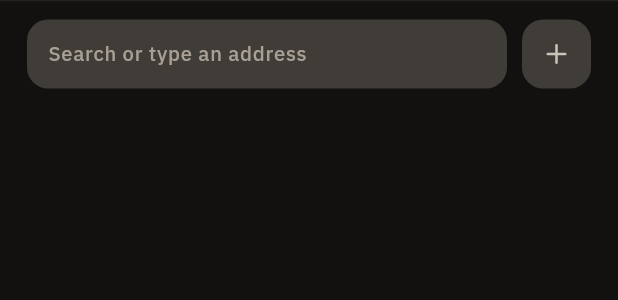
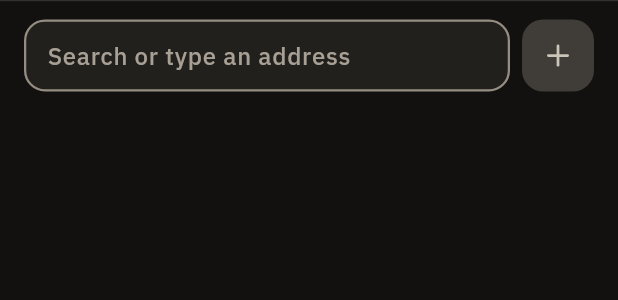
Before and after one commit to narkytypey/flutter-app, a Flutter app: the DashboardFooter widget shown alone on an empty page, opened directly with empty values, on a phone screen of 412 x 824 dp. Shown: the top 300 px of the screen. Run offline on Flutter 3.47's test engine with Material 3 defaults, Android fonts, the phone set to English and light mode, and no system bars; our stand-ins replace flutter_riverpod, sqflite_sqlcipher; accounts and stored records are empty; project files that could hold a hidden picture were left out.

Commit message:
feat(restyle-v2): dashboard shell, chips and tabs (Plan 21 Task 1)
Co-Authored-By: Claude Opus 5.5 <noreply@anthropic.com>
Claude-Session: https://claude.ai/code/session_01QyqEG8RQbm9YYwPZyH8KTn

```diff
--- a/lib/ui/features/dashboard/views/dashboard_footer.dart
+++ b/lib/ui/features/dashboard/views/dashboard_footer.dart
@@ -7,8 +7,9 @@ import '../../../core/widgets/hairline.dart';
 import '../../../core/widgets/icon_tap.dart';
 
 /// Dashboard spec §5: the Sites tab's footer, within thumb reach. A search
-/// field with the container address bar's own placeholder, then a 46px `+`
-/// that opens the add-site form.
+/// field with the container address bar's own placeholder, then a 48px `+`
+/// that opens the add-site form. Restyle v2 §8 `1b`: the field is 48 dp on
+/// the group tone with a 1.5 dp edge border.
 ///
 /// [emphasise] turns the `+` jade: on an empty workspace it is the one
 /// affirmative action left (spec `5b`, §4.4). The field is never jade.
@@ -37,21 +38,22 @@ class DashboardFooter extends StatelessWidget {
     return Column(
       mainAxisSize: MainAxisSize.min,
       children: [
-        const Hairline(),
+        const Hairline(color: C.line),
         ColoredBox(
-          color: C.footer,
+          color: C.bg,
           child: Padding(
-            padding: const EdgeInsets.fromLTRB(18, 12, 18, 16),
+            padding: const EdgeInsets.fromLTRB(16, 12, 16, 16),
             child: Row(
               children: [
                 Expanded(
                   child: Container(
-                    height: 46,
-                    padding: const EdgeInsets.symmetric(horizontal: 14),
+                    constraints: const BoxConstraints(minHeight: 48),
+                    padding: const EdgeInsets.symmetric(horizontal: 14, vertical: 8),
                     alignment: Alignment.centerLeft,
                     decoration: BoxDecoration(
-                      color: C.button,
-                      borderRadius: BorderRadius.circular(14),
+                      color: C.surface,
+                      borderRadius: BorderRadius.circular(R.input),
+                      border: Border.all(color: C.edge, width: 1.5),
                     ),
                     child: TextField(
                       key: const Key('dashboard-search'),
@@ -60,7 +62,7 @@ class DashboardFooter extends StatelessWidget {
                       onChanged: onChanged,
                       onSubmitted: onSubmitted,
                       cursorColor: C.textPrimary,
-                      style: ui(size: 13.5, color: C.textPrimary),
+                      style: T.body,
                       keyboardType: TextInputType.url,
                       textInputAction: TextInputAction.go,
                       // Typed addresses stay out of the keyboard app's
@@ -70,19 +72,19 @@ class DashboardFooter extends StatelessWidget {
                       enableIMEPersonalizedLearning: false,
                       decoration: InputDecoration.collapsed(
                         hintText: 'Search or type an address',
-                        hintStyle: ui(size: 13.5, color: C.textFaint),
+                        hintStyle: T.body.copyWith(color: C.textFaint),
                       ),
                     ),
                   ),
                 ),
-                const SizedBox(width: 10),
+                const SizedBox(width: 8),
                 IconTap(
                   glyph: AppGlyph.plus,
                   label: 'Add site',
                   onTap: onAddSite,
-                  size: 46,
-                  iconSize: 20,
-                  radius: 14,
+                  size: 48,
+                  iconSize: 22,
+                  radius: R.input,
                   background: emphasise ? C.jade : C.button,
                   color: emphasise ? C.bg : C.icon,
                 ),
--- a/lib/ui/features/dashboard/views/empty_workspace.dart
+++ b/lib/ui/features/dashboard/views/empty_workspace.dart
@@ -1,6 +1,5 @@
 import 'package:flutter/material.dart';
 
-import '../../../core/tokens.dart';
 import '../../../core/typography.dart';
 import '../../../core/widgets/dashed_box.dart';
 
@@ -23,15 +22,14 @@ class EmptyWorkspace extends StatelessWidget {
           children: [
             const DashedBox(size: 40, radius: 12),
             const SizedBox(height: 16),
-            Text('Nothing here yet',
-                style: ui(size: 15, weight: 500, color: C.textTertiary)),
+            Text('Nothing here yet', textAlign: TextAlign.center, style: T.body),
             if (wipesOnExit) ...[
               const SizedBox(height: 16),
               Text(
                 'Sites you open in this workspace leave nothing behind when you '
                 'close the app.',
                 textAlign: TextAlign.center,
-                style: ui(size: 13, color: C.textFaint, height: 1.65),
+                style: T.bodyMuted,
               ),
             ],
           ],
```
Also changed, not shown: lib/ui/features/dashboard/views/dashboard_tab_bar.dart (+34 -12 lines), lib/ui/features/dashboard/views/workspace_chips.dart (+12 -33 lines), 3 other files.
